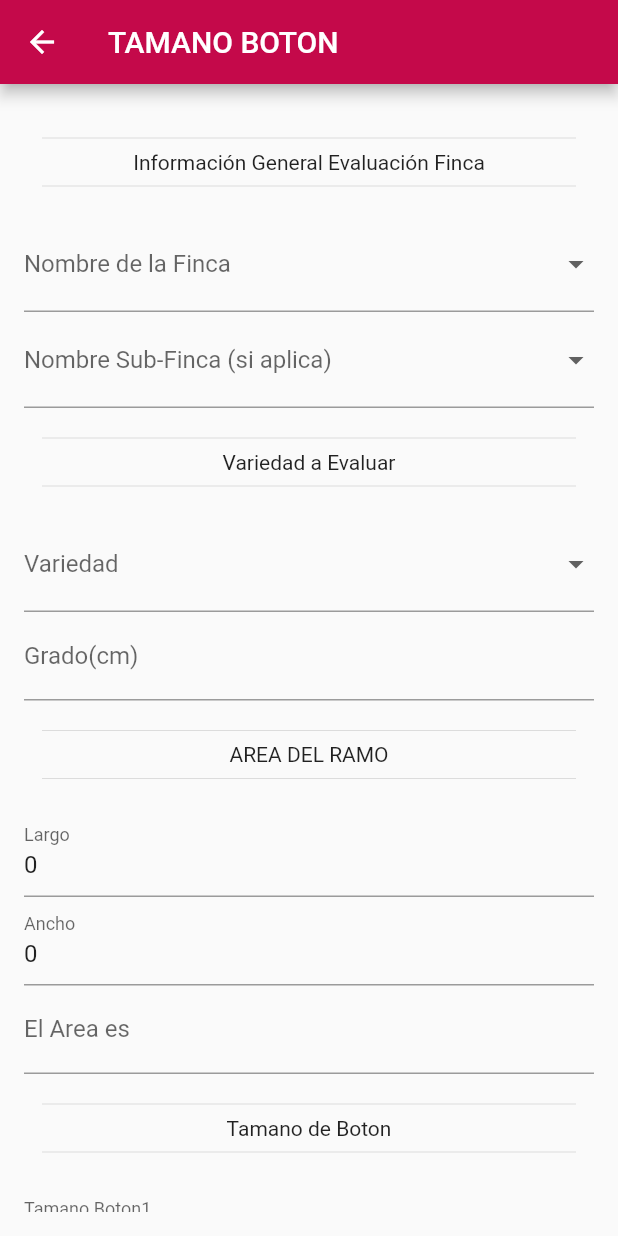
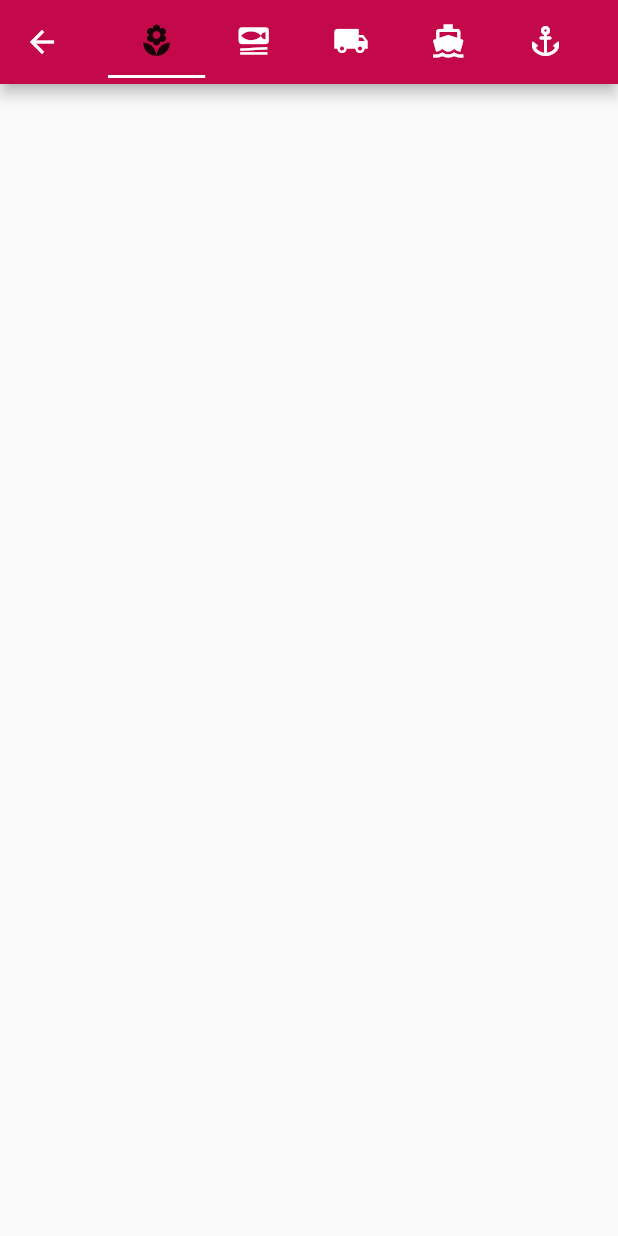
Before and after one commit to DaveCar0105/HCGMovilRanking, a Flutter app: the screen it shows after launch, item 4 of the bottom bar chosen, after a tap on "APROBACION", on a phone screen of 412 x 824 dp. Run offline on Flutter 3.47's test engine with Material 2 defaults, Android fonts, the light colour scheme and no system bars; drawn by our look-alikes of flutter_form_builder; our stand-ins replace flutter_progress_hud, get_it, shared_preferences, sqflite; accounts and stored records are empty.

Commit message:
Cambio de Variables en Form

```diff
--- a/sistemashcg-admin-aplicativomovilran-b32745c15622/lib/src/constant.dart
+++ b/sistemashcg-admin-aplicativomovilran-b32745c15622/lib/src/constant.dart
@@ -1,7 +1,7 @@
 import 'package:flutter/material.dart';
 
 class Constant {
-  static const URL = '192.168.100.5:3001';
+  static const URL = '192.168.100.71:3001';
   static const DB_NAME = 'HcgRankingV1';
   static const NAME_PREFERENCE = 'rankingHCG2021';
   static const BANDERA_PREFERENCE = 'rankingHCGBandera';
--- /dev/null
+++ b/sistemashcg-admin-aplicativomovilran-b32745c15622/lib/src/ui/pages/aprobacion/aprobacion-form-widget.dart
@@ -0,0 +1,90 @@
+
+
+
+import 'package:flutter/material.dart';
+import 'package:flutter_form_builder/flutter_form_builder.dart';
+
+class AprobacionForm extends StatelessWidget {
+
+   final _formKey = GlobalKey<FormBuilderState>();
+
+
+  @override
+  Widget build(BuildContext context) {
+    final w = MediaQuery.of(context).size.width;
+    return DefaultTabController(
+      length: 5,
+      child: Scaffold(
+
+        appBar: AppBar(
+          title: TabBar(
+            tabs: [
+              Tab(
+                icon: Icon(Icons.local_florist),
+              ),
+              Tab(
+                icon: Icon(Icons.set_meal),
+              ),
+              Tab(
+                icon: Icon(Icons.local_shipping),
+              ),
+              Tab(
+                icon: Icon(Icons.directions_boat),
+              ),
+              Tab(
+                icon: Icon(Icons.anchor_rounded),
+              ),
+            ],
+          ),
+        ),
+        // body: TabBarView(
+        // //   children: [
+        // //     ListView.builder(
+        // //       // itemCount: listaReportes.length,
+        // //       // itemBuilder: (context, index) =>
+        // //       //     _itemReporte(listaReportes[index], w),
+        // //     ),
+        // //     ListView.builder(
+        // //       // itemCount: listaBandas.length,
+        // //       // itemBuilder: (context, index) => _itemResumenBanda(
+        // //       //     listaBandas[index], w), //cambiar la variable despues
+        // //     ),
+        // //     ListView.builder(
+        // //       // itemCount: listaReporteDestinoEcommerce.length,
+        // //       // itemBuilder: (context, index) => _itemResumenDestinoEcommerce(
+        // //       //     listaReporteDestinoEcommerce[index], w),
+        // //     ),
+        // //     ListView.builder(
+
+        // //       // itemCount: listaProcesoMaritimo.length,
+        // //       // itemBuilder: (context, index) =>
+        // //       //     _itemResumenProcesoMaritimo(listaProcesoMaritimo, index),
+        // //     ),
+        // //     ListView.builder(
+
+        // //     //   itemCount: listaProcesoMaritimoAlstroemeria.length,
+        // //     //   itemBuilder: (context, index) =>
+        // //     //       _itemResumenProcesoMaritimoAlstroemeria(
+        // //     //           listaProcesoMaritimoAlstroemeria, index),
+        // //     )
+        // //   ],
+        // ),
+        // floatingActionButton: listaReportes.length +
+        //             listaBandas.length +
+        //             listaEcuador.length +
+        //             listaProcesoMaritimo.length +
+        //             listaReporteDestinoEcommerce.length +
+        //             listaProcesoMaritimoAlstroemeria.length >
+        //         0
+        //     ?
+            // FloatingActionButton(
+            //     onPressed: () {
+            //       Navigator.pushNamed(context, 'listaFirma');
+            //     },
+            //     child: Icon(Icons.assignment_turned_in_rounded),
+            //   )
+            // : null,
+      ),
+    );
+  }
+}
--- a/sistemashcg-admin-aplicativomovilran-b32745c15622/lib/src/ui/pages/aprobacion/aprobacion.page.dart
+++ b/sistemashcg-admin-aplicativomovilran-b32745c15622/lib/src/ui/pages/aprobacion/aprobacion.page.dart
@@ -0,0 +1,32 @@
+import 'package:flutter/material.dart';
+import 'package:ranking_app/src/ui/pages/aprobacion/aprobacion-form-widget.dart';
+
+import 'package:ranking_app/src/ui/pages/procesos/tamano-boton/tamano-boton_form_widget.dart';
+
+class AprobacionPage extends StatefulWidget {
+  final bool valor;
+  final int ramosId;
+
+  const AprobacionPage({Key key, this.valor, this.ramosId})
+      : super(key: key);
+
+  @override
+  _AprobacionState createState() =>
+      _AprobacionState(this.valor, this.ramosId);
+}
+
+class _AprobacionState extends State<AprobacionPage> {
+  final GlobalKey<ScaffoldState> scaffoldKey = new GlobalKey<ScaffoldState>();
+
+  bool elite = false;
+  int ramosId = 1;
+  _AprobacionState(bool valor, int ramosId) {
+    elite = valor;
+    ramosId = ramosId;
+  }
+
+  @override
+  Widget build(BuildContext context) {
+    return AprobacionForm();
+  }
+}
--- a/sistemashcg-admin-aplicativomovilran-b32745c15622/lib/src/ui/pages/aprobacion/main-aprobacion.page.dart
+++ b/sistemashcg-admin-aplicativomovilran-b32745c15622/lib/src/ui/pages/aprobacion/main-aprobacion.page.dart
@@ -1,4 +1,5 @@
 import 'package:flutter/material.dart';
+import 'package:ranking_app/src/ui/pages/aprobacion/aprobacion.page.dart';
 import 'package:ranking_app/src/ui/pages/procesos/tamano-boton/proceso-tamano-boton.page.dart';
 
 class MainAprobacionPage extends StatefulWidget {
@@ -22,12 +23,12 @@ class _MainAprobacionPageState extends State<MainAprobacionPage> {
               onPressed: () {
                 Navigator.push(
                   context,
-                  MaterialPageRoute(
-                    builder: (context) => ProcesoTamanoBotonPage(
-                      valor: this._switchVal,
-                      ramosId: 10,
-                    ),
-                  ),
+                 MaterialPageRoute(
+                      builder: (context) => AprobacionPage(
+                        valor: this._switchVal,
+                        ramosId: 10,
+                      ),
+                    )
                 );
               },
               shape: RoundedRectangleBorder(
--- a/sistemashcg-admin-aplicativomovilran-b32745c15622/lib/src/ui/pages/procesos/tamano-boton/tamano-boton_form_widget.dart
+++ b/sistemashcg-admin-aplicativomovilran-b32745c15622/lib/src/ui/pages/procesos/tamano-boton/tamano-boton_form_widget.dart
@@ -5,6 +5,9 @@ import 'package:ranking_app/src/ui/widgets/section_widget.dart';
 
 class ProcesoTamanoBotonForm extends StatelessWidget {
   final _formKey = GlobalKey<FormBuilderState>();
+
+
+
 
   @override
   Widget build(BuildContext context) {
@@ -32,13 +35,13 @@ class ProcesoTamanoBotonForm extends StatelessWidget {
       title: Text('Información General Evaluación Finca'),
       content: FormFieldWidget.generateElements({
 
-        'nombreFinca': {
+        'postcosechaId': {
           'label': 'Nombre de la Finca',
           'type': FieldType.dropdown,
           'dropdownOptions': [1, '2', 3, 'a', 'c'],
           'required': true
         },
-        'nombreSubFinca': {
+        'postcosechaId': {
           'label': 'Nombre Sub-Finca (si aplica) ',
           'type': FieldType.dropdown,
           'dropdownOptions': [
@@ -56,7 +59,7 @@ class ProcesoTamanoBotonForm extends StatelessWidget {
     return SurveySection(
         title: Text('Variedad a Evaluar'),
         content: FormFieldWidget.generateElements({
-          'variedad': {
+          'variedadId': {
           'label': 'Variedad',
           'type': FieldType.dropdown,
           'dropdownOptions': [
@@ -66,7 +69,7 @@ class ProcesoTamanoBotonForm extends StatelessWidget {
           ],
           'required': true
         },
-          'gradoCm': {
+          'procesoTamanioBotonGradoVariedad': {
           'label': 'Grado(cm)',
           'type': FieldType.numeric,
           'required': true
@@ -104,27 +107,27 @@ class ProcesoTamanoBotonForm extends StatelessWidget {
 
   SurveySection _sectionD() {
     var options = [
-      'largo',
-      'ancho'
+      'procesoTamanioBotonLargoArea',
+      'rocesoTamanioBotonAnchoArea'
 
     ];
 
     return SurveySection(
       title: Text('AREA DEL RAMO'),
       content: FormFieldWidget.generateElements({
-        'largo': {
+        'procesoTamanioBotonLargoArea': {
           'label': 'Largo',
           'type': FieldType.multiplication,
           'options': options,
           'result':'area'
         },
-        'ancho': {
+        'rocesoTamanioBotonAnchoArea': {
           'label': 'Ancho',
           'type': FieldType.multiplication,
           'options': options,
           'result':'area'
         },
-        'area': {
+        'procesoTamanioBotonAreaRamo': {
           'label': 'El Area es',
           'type': FieldType.numberResult,
         },
@@ -135,34 +138,34 @@ class ProcesoTamanoBotonForm extends StatelessWidget {
   SurveySection _sectionE() {
 
     var options = [
-      'tamanoBoton1',
-      'tamanoBoton2',
-      'tamanoBoton3',
+      'procesoTamanioBotonTamanoBoton1',
+      'procesoTamanioBotonTamanoBoton2',
+      'procesoTamanioBotonTamanoBoton3',
     ];
 
 
     return SurveySection(
       title: Text('Tamano de Boton'),
       content: FormFieldWidget.generateElements({
-        'tamanoBoton1': {
+        'procesoTamanioBotonTamanoBoton1': {
           'label': 'Tamano Boton1',
           'type': FieldType.average,
           'options': options,
           'result': 'resultTamanoBoton'
         },
-        'tamanoBoton2': {
+        'procesoTamanioBotonTamanoBoton2': {
           'label': 'Tamano Boton2',
           'type': FieldType.average,
           'options': options,
           'result': 'resultTamanoBoton'
         },
-        'tamanoBoton3': {
+        'procesoTamanioBotonTamanoBoton3': {
           'label': 'Tamano Boton3',
           'type': FieldType.average,
           'options':options,
           'result': 'resultTamanoBoton'
         },
-        'resultTamanoBoton': {
+        'procesoTamanioBotonTamanoBotonPromedio': {
           'label': 'Promedio Tamano Boton',
           'type': FieldType.numberResult,
         },
@@ -175,7 +178,7 @@ class ProcesoTamanoBotonForm extends StatelessWidget {
         title: Text('Numero de Petalos'),
         content: FormFieldWidget.generateElements({
 
-          'numeroPetalos': {
+          'procesoTamanioBotonNumeroPetalos': {
           'label': 'Numero de Petalos',
           'type': FieldType.numeric,
           'required': true
```
Also changed, not shown: sistemashcg-admin-aplicativomovilran-b32745c15622/lib/src/ui/pages/procesos/informacion-adicional/informacion-adicional-form-widget.dart (+8 -17 lines), sistemashcg-admin-aplicativomovilran-b32745c15622/lib/src/ui/pages/procesos/maltrato/maltrato_form_widget.dart (+37 -30 lines).
